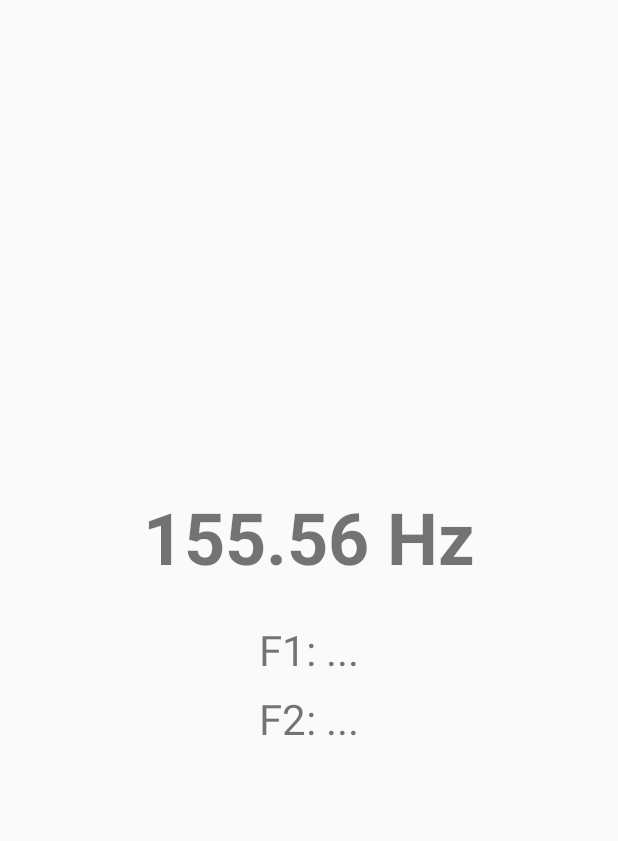
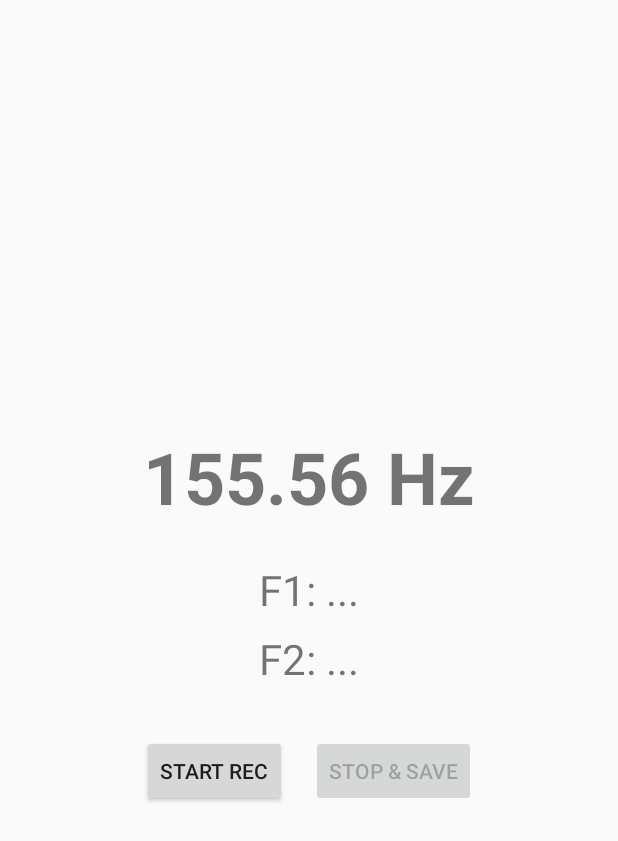
Before and after one commit to juliejohnson2896/VoiceGenderPavlok, an Android app built with Jetpack Compose: the layout activity_analysis.xml on its own in the app's theme, with its tools: preview values and no code run, on a phone screen of 412 x 824 dp. Shown: the top 841 px of the screen. Run offline under Robolectric (Android 15) with nearby library versions, the phone set to English and light mode, and no system bars.

Commit message:
Implement Session saving functionality to record a analysis session to .wav and .csv format to be reviewed later

```diff
--- a/app/src/main/java/com/juliejohnson/voicegenderpavlok/VoiceMonitorService.kt
+++ b/app/src/main/java/com/juliejohnson/voicegenderpavlok/VoiceMonitorService.kt
@@ -27,9 +27,9 @@ class VoiceMonitorService : Service() {
         startForeground(1, buildNotification())
 
         if (VADManager.initialize(applicationContext)) {
-            VADManager.startListening {
+            VADManager.startListening(onSpeechDetected = {
                 onSpeechDetected()
-            }
+            })
         } else {
             Log.e("VoiceMonitorService", "Failed to initialize audio input for VAD.")
             stopSelf()
--- a/app/src/main/java/com/juliejohnson/voicegenderpavlok/ml/VoiceProfile.kt
+++ b/app/src/main/java/com/juliejohnson/voicegenderpavlok/ml/VoiceProfile.kt
@@ -2,6 +2,7 @@ package com.juliejohnson.voicegenderpavlok.ml
 
 @kotlinx.serialization.Serializable
 data class VoiceProfile(
+    val timestamp: Long = System.currentTimeMillis(),
     val pitch: Float = 0f,
     val formant1: Float = 0f,
     val formant2: Float = 0f,
--- a/app/src/main/res/layout/activity_analysis.xml
+++ b/app/src/main/res/layout/activity_analysis.xml
@@ -33,4 +33,27 @@
         android:layout_marginTop="8dp"
         android:textSize="28sp" />
 
+    <LinearLayout
+        android:layout_width="match_parent"
+        android:layout_height="wrap_content"
+        android:orientation="horizontal"
+        android:layout_marginTop="32dp"
+        android:gravity="center">
+
+        <Button
+            android:id="@+id/button_start_recording"
+            android:layout_width="wrap_content"
+            android:layout_height="wrap_content"
+            android:layout_marginEnd="16dp"
+            android:text="Start Rec"/>
+
+        <Button
+            android:id="@+id/button_stop_recording"
+            android:layout_width="wrap_content"
+            android:layout_height="wrap_content"
+            android:enabled="false"
+            android:text="Stop &amp; Save"/>
+
+    </LinearLayout>
+
 </LinearLayout>
```
Also changed, not shown: app/src/main/java/com/juliejohnson/voicegenderpavlok/storage/SessionStorage.kt (added, +53 -0 lines), app/src/main/java/com/juliejohnson/voicegenderpavlok/ui/AnalysisActivity.kt (+88 -54 lines), app/src/main/java/com/juliejohnson/voicegenderpavlok/utils/VADManager.kt (+6 -2 lines), app/src/main/java/com/juliejohnson/voicegenderpavlok/utils/VADUtils.kt (+12 -3 lines), 1 other file.
